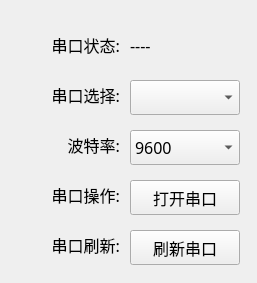
Above: MPDU-CalibrateTool/common/serialport/serialportwid.ui from ChinaClever/PDU-CalibrateTool before the change. Below: the same form after it.
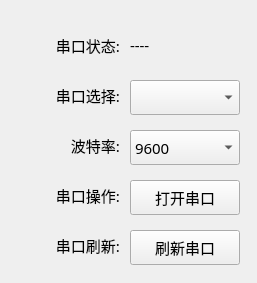
That is the form after the change. Icons and pictures are not drawn.

What changed in the file:
```diff
--- a/MPDU-CalibrateTool/common/serialport/serialportwid.ui
+++ b/MPDU-CalibrateTool/common/serialport/serialportwid.ui
@@ -13,7 +13,7 @@
   <property name="font">
    <font>
     <family>微软雅黑</family>
-    <pointsize>12</pointsize>
+    <pointsize>11</pointsize>
    </font>
   </property>
   <property name="windowTitle">
@@ -32,6 +32,12 @@
      <height>30</height>
     </rect>
    </property>
+   <property name="font">
+    <font>
+     <family>微软雅黑</family>
+     <pointsize>11</pointsize>
+    </font>
+   </property>
    <property name="text">
     <string>----</string>
    </property>
@@ -156,6 +162,7 @@
    <property name="font">
     <font>
      <family>微软雅黑</family>
+     <pointsize>11</pointsize>
     </font>
    </property>
    <property name="styleSheet">
```
Left out of the diff: 1 changed line with no effect on the pictures.
